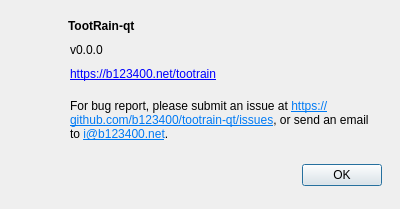
b123400/tootrain-qt, file aboutdialog.ui: the form before one commit.
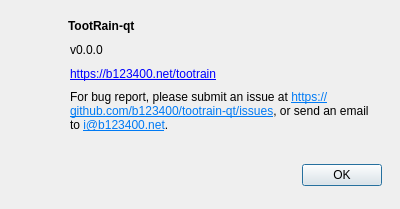
The form after the commit. Icons and pictures are not drawn.

```diff
--- a/aboutdialog.ui
+++ b/aboutdialog.ui
@@ -126,6 +126,9 @@
    <property name="textFormat">
     <enum>Qt::TextFormat::AutoText</enum>
    </property>
+   <property name="alignment">
+    <set>Qt::AlignmentFlag::AlignLeading|Qt::AlignmentFlag::AlignLeft|Qt::AlignmentFlag::AlignTop</set>
+   </property>
    <property name="wordWrap">
     <bool>true</bool>
    </property>
```
